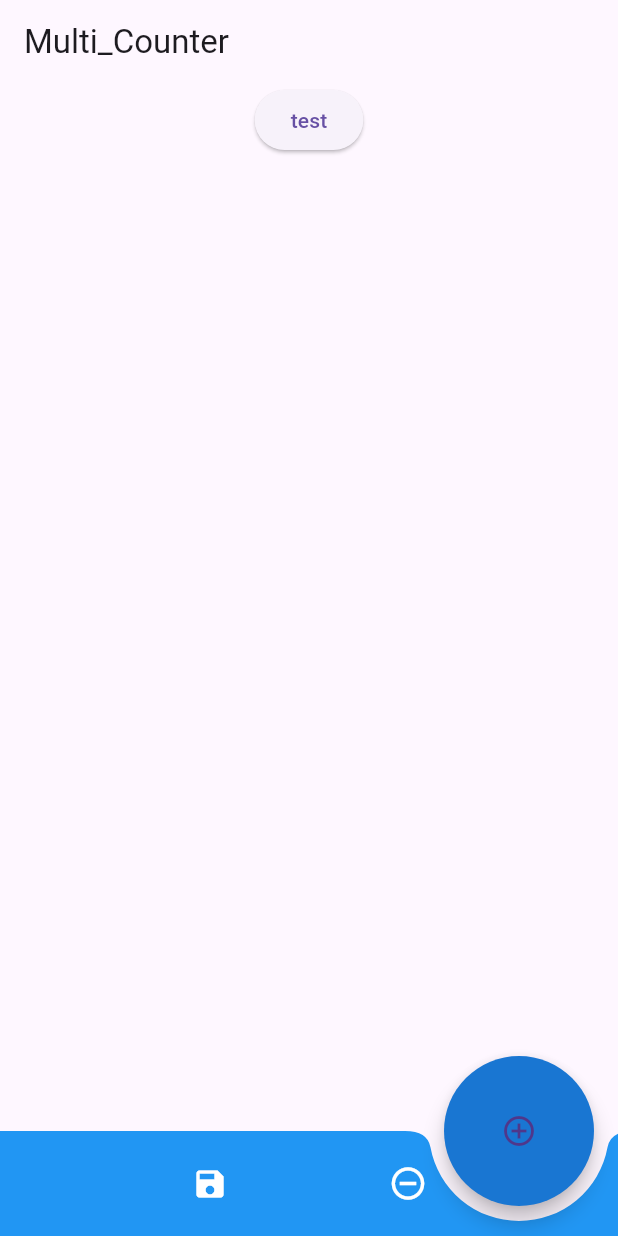
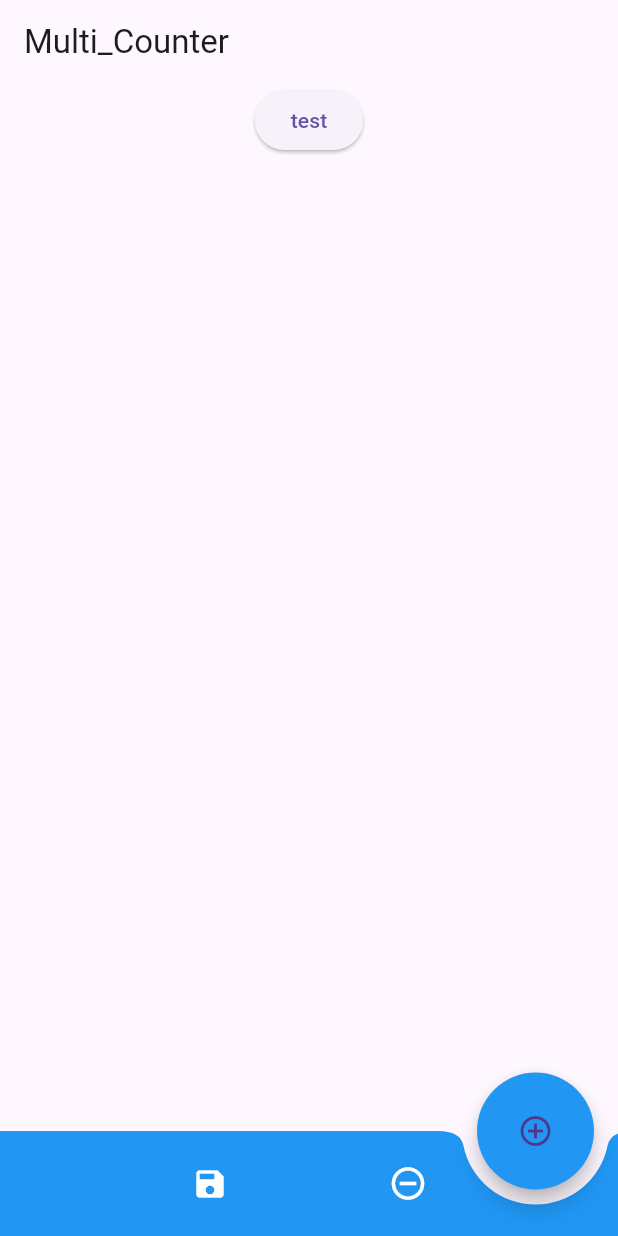
Before and after one commit to kite0311/multi_counter, a Flutter app: the screen it shows after launch, on a phone screen of 412 x 824 dp. Run offline on Flutter 3.47's test engine with Material 3 defaults, Android fonts, the phone set to English and light mode, and no system bars; our stand-ins replace flutter_colorpicker.

Commit message:
update: SizedBox内の値を修正

```diff
--- a/lib/component/button/common_floating_action_button.dart
+++ b/lib/component/button/common_floating_action_button.dart
@@ -11,11 +11,11 @@ class CommonFloatingActionButton extends StatelessWidget {
   @override
   Widget build(BuildContext context) {
     return SizedBox(
-      height: 100,
-      width: 100,
+      height: 78,
+      width: 78,
       child: FloatingActionButton(
         shape: CircleBorder(),
-        backgroundColor: Theme.of(context).primaryColorDark,
+        backgroundColor: Colors.blue,
         onPressed: onPressed,
         child: const Icon(Icons.add_circle_outline),
       ),
```
